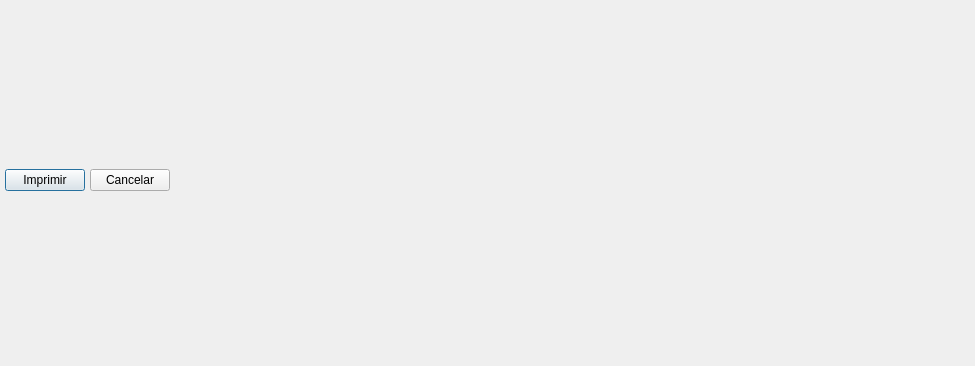
matuu/ligadefutbol, file ligafutbol/src/preview_card.ui: the form before one commit.
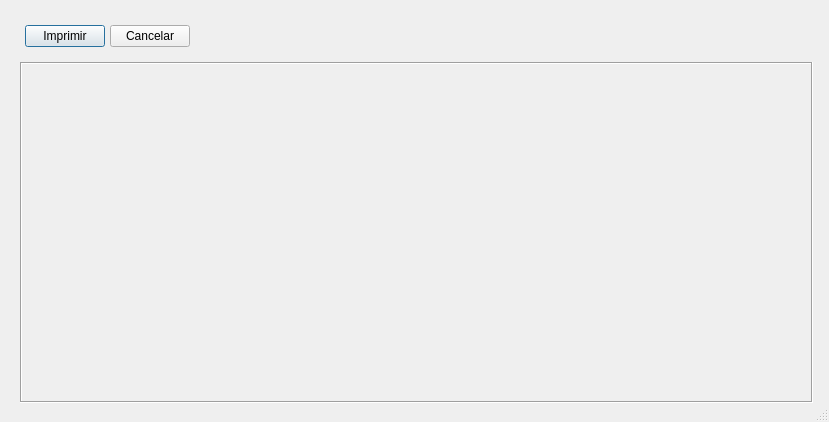
The form after the commit.

The edit to the form file:
```diff
--- a/ligafutbol/src/preview_card.ui
+++ b/ligafutbol/src/preview_card.ui
@@ -9,8 +9,8 @@
    <rect>
     <x>0</x>
     <y>0</y>
-    <width>975</width>
-    <height>366</height>
+    <width>829</width>
+    <height>422</height>
    </rect>
   </property>
   <property name="windowTitle">
@@ -19,16 +19,19 @@
   <property name="styleSheet">
    <string notr="true"/>
   </property>
+  <property name="sizeGripEnabled">
+   <bool>true</bool>
+  </property>
   <property name="modal">
    <bool>true</bool>
   </property>
   <widget class="QWidget" name="verticalLayoutWidget">
    <property name="geometry">
     <rect>
-     <x>0</x>
-     <y>0</y>
-     <width>971</width>
-     <height>361</height>
+     <x>10</x>
+     <y>10</y>
+     <width>813</width>
+     <height>403</height>
     </rect>
    </property>
    <layout class="QVBoxLayout" name="verticalLayout">
@@ -36,14 +39,38 @@
      <number>10</number>
     </property>
     <property name="sizeConstraint">
-     <enum>QLayout::SetDefaultConstraint</enum>
+     <enum>QLayout::SetMaximumSize</enum>
+    </property>
+    <property name="leftMargin">
+     <number>10</number>
+    </property>
+    <property name="topMargin">
+     <number>10</number>
+    </property>
+    <property name="rightMargin">
+     <number>10</number>
+    </property>
+    <property name="bottomMargin">
+     <number>10</number>
     </property>
     <item>
      <layout class="QHBoxLayout" name="horizontalLayout_2">
       <property name="spacing">
        <number>5</number>
       </property>
-      <property name="margin">
+      <property name="sizeConstraint">
+       <enum>QLayout::SetMaximumSize</enum>
+      </property>
+      <property name="leftMargin">
+       <number>5</number>
+      </property>
+      <property name="topMargin">
+       <number>5</number>
+      </property>
+      <property name="rightMargin">
+       <number>5</number>
+      </property>
+      <property name="bottomMargin">
        <number>5</number>
       </property>
       <item>
@@ -75,6 +102,34 @@
       </item>
      </layout>
     </item>
+    <item>
+     <widget class="QLabel" name="label_2">
+      <property name="minimumSize">
+       <size>
+        <width>793</width>
+        <height>340</height>
+       </size>
+      </property>
+      <property name="autoFillBackground">
+       <bool>false</bool>
+      </property>
+      <property name="styleSheet">
+       <string notr="true">border-color: rgb(158, 162, 158);</string>
+      </property>
+      <property name="frameShape">
+       <enum>QFrame::Box</enum>
+      </property>
+      <property name="frameShadow">
+       <enum>QFrame::Sunken</enum>
+      </property>
+      <property name="text">
+       <string/>
+      </property>
+      <property name="alignment">
+       <set>Qt::AlignCenter</set>
+      </property>
+     </widget>
+    </item>
    </layout>
   </widget>
  </widget>
```
